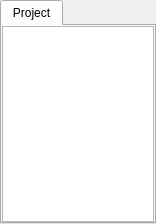
The window that source/wnd/ui/scriptmgr.ui (ww4u/megarobostudio) describes before a commit, drawn with Qt 5.
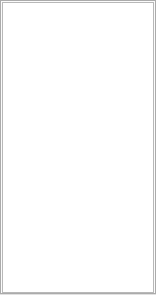
The same window after the commit.

The edit to the form file:
```diff
--- a/source/wnd/ui/scriptmgr.ui
+++ b/source/wnd/ui/scriptmgr.ui
@@ -7,9 +7,15 @@
     <x>0</x>
     <y>0</y>
     <width>156</width>
-    <height>224</height>
+    <height>295</height>
    </rect>
   </property>
+  <property name="sizePolicy">
+   <sizepolicy hsizetype="Preferred" vsizetype="Preferred">
+    <horstretch>0</horstretch>
+    <verstretch>0</verstretch>
+   </sizepolicy>
+  </property>
   <property name="windowTitle">
    <string>Form</string>
   </property>
@@ -43,6 +49,9 @@
      <property name="movable">
       <bool>true</bool>
      </property>
+     <property name="tabBarAutoHide">
+      <bool>true</bool>
+     </property>
      <widget class="QTreeView" name="scriptView">
       <property name="frameShape">
        <enum>QFrame::StyledPanel</enum>
```
